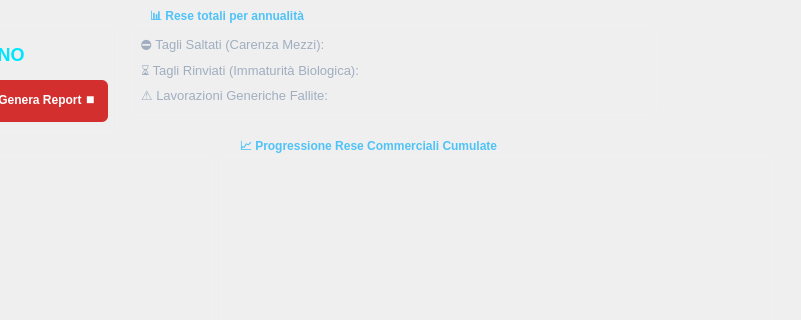
Above: GUI/form_monitoraggio.ui from Seyen75/Gestione_Pioppeto before the change; both pictures show x 299 to 1100 and y 0 to 320 of the 1100 by 900 pixel window. Below: the same form after it.
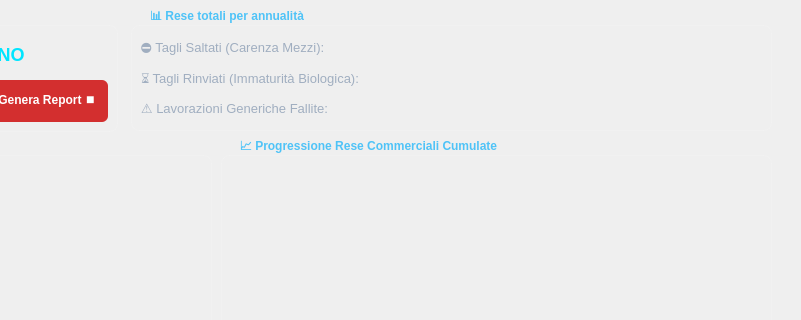
That is the form after the change.

```diff
--- a/GUI/form_monitoraggio.ui
+++ b/GUI/form_monitoraggio.ui
@@ -273,8 +273,8 @@
     <rect>
      <x>430</x>
      <y>10</y>
-     <width>526</width>
-     <height>105</height>
+     <width>641</width>
+     <height>121</height>
     </rect>
    </property>
    <property name="title">
```
